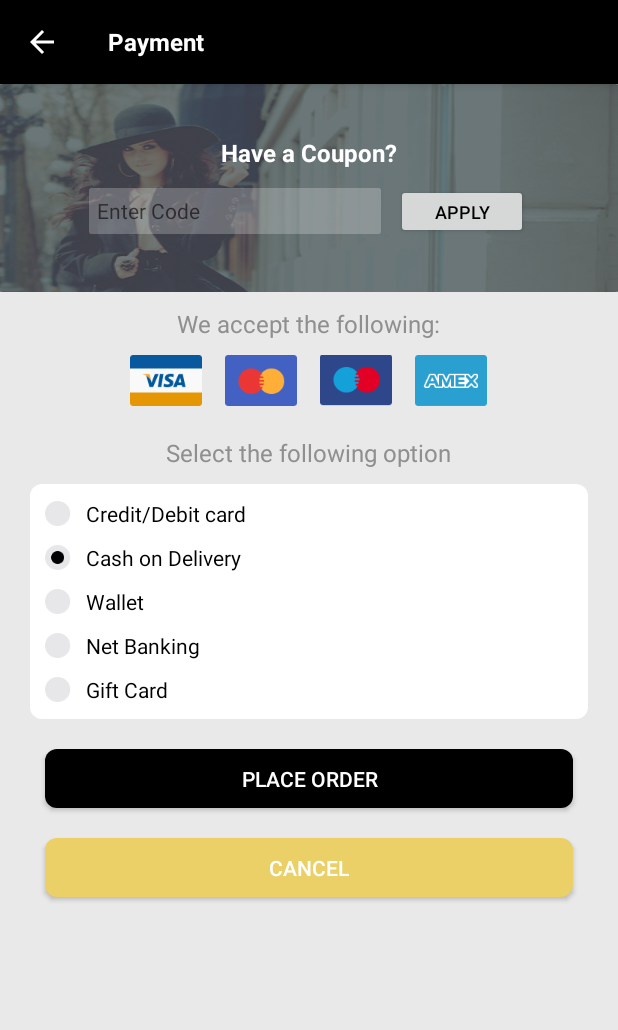
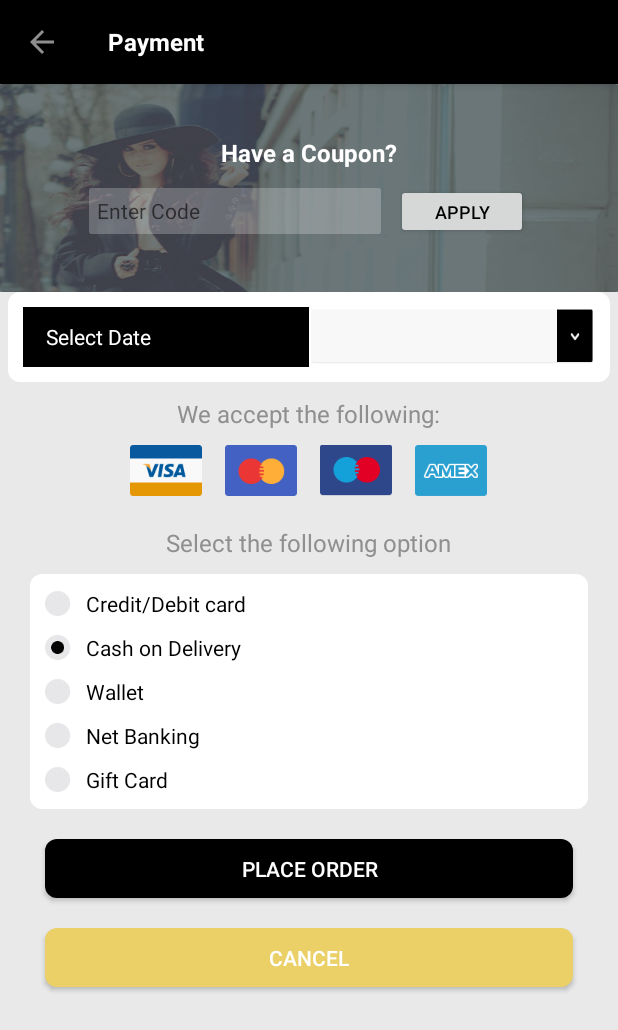
Before and after one commit to Pranav-Mtl/Luxerush, an Android app: the PaymentScreen screen opened directly, with no data from a screen before it, on a phone screen of 412 x 824 dp. Shown: the top 1030 px of the screen. Run offline under Robolectric (Android 15) with nearby library versions, the phone set to English and light mode, and no system bars.

Commit message:
17 march  2016

```diff
--- a/app/src/main/java/com/shoping/luxerush/HomeScreenOptions.java
+++ b/app/src/main/java/com/shoping/luxerush/HomeScreenOptions.java
@@ -44,6 +44,8 @@ public class HomeScreenOptions extends AppCompatActivity implements View.OnClick
     ProgressDialog progressDialog;
 
     View _itemColoured;
+
+    public int category_id;
 
     @Override
     protected void onCreate(Bundle savedInstanceState) {
@@ -185,36 +187,42 @@ public class HomeScreenOptions extends AppCompatActivity implements View.OnClick
 
         switch (v.getId()){
             case R.id.home_options_all:
+                category_id=1;
                 Intent intentAll=new Intent(getApplicationContext(),HomeSelection.class);
                 intentAll.putExtra("Category", Constant.CATEGORY_ALL);
                 intentAll.putExtra("Tag",Constant.TAG_ALL);
                 startActivity(intentAll);
                 break;
             case R.id.home_options_buy:
+                category_id=2;
                 Intent intentBuy=new Intent(getApplicationContext(),HomeSelection.class);
                 intentBuy.putExtra("Category",Constant.CATEGORY_BUY);
                 intentBuy.putExtra("Tag",Constant.TAG_BUY);
                 startActivity(intentBuy);
                 break;
             case R.id.home_options_preloved:
+                category_id=3;
                 Intent intentLoved=new Intent(getApplicationContext(),HomeSelection.class);
                 intentLoved.putExtra("Category",Constant.CATEGORY_BUY);
                 intentLoved.putExtra("Tag", Constant.TAG_PRELOVED);
                 startActivity(intentLoved);
                 break;
             case R.id.home_options_new:
+                category_id=4;
                 Intent intentNew=new Intent(getApplicationContext(),HomeSelection.class);
                 intentNew.putExtra("Category",Constant.CATEGORY_BUY);
                 intentNew.putExtra("Tag", Constant.TAG_NEW);
                 startActivity(intentNew);
                 break;
             case R.id.home_options_rent:
+                category_id=5;
                 Intent intentRent=new Intent(getApplicationContext(),HomeSelection.class);
                 intentRent.putExtra("Category",Constant.CATEGORY_RENT);
                 intentRent.putExtra("Tag",Constant.TAG_RENT);
                 startActivity(intentRent);
                 break;
             case R.id.home_options_subscription:
+                category_id=6;
                 if(userID==null) {
                     startActivity(new Intent(getApplicationContext(),Login.class));
                     Toast.makeText(getApplicationContext(),"Please Login First",Toast.LENGTH_SHORT).show();
@@ -235,6 +243,7 @@ public class HomeScreenOptions extends AppCompatActivity implements View.OnClick
                 }
                 break;
             case R.id.home_options_alacarte:
+                category_id=7;
                 Intent intentCarte=new Intent(getApplicationContext(),HomeSelection.class);
                 intentCarte.putExtra("Category",Constant.CATEGORY_RENT);
                 intentCarte.putExtra("Tag", Constant.TAG_ALA_CARTE);
--- a/app/src/main/java/com/shoping/luxerush/PaymentScreen.java
+++ b/app/src/main/java/com/shoping/luxerush/PaymentScreen.java
@@ -10,8 +10,11 @@ import android.view.MenuItem;
 import android.view.View;
 import android.widget.Button;
 import android.widget.EditText;
+import android.widget.LinearLayout;
 import android.widget.RadioButton;
 import android.widget.RadioGroup;
+import android.widget.Spinner;
+import android.widget.TextView;
 import android.widget.Toast;
 
 import com.shoping.BE.CheckOutBE;
@@ -41,6 +44,12 @@ public class PaymentScreen extends AppCompatActivity implements View.OnClickList
 
     RadioGroup rbPaymentType;
 
+    LinearLayout llRent;
+    TextView tvDate;
+    Spinner spnSlot;
+
+
+
 
     @Override
     protected void onCreate(Bundle savedInstanceState) {
@@ -56,7 +65,11 @@ public class PaymentScreen extends AppCompatActivity implements View.OnClickList
         btnPlaceOrder= (Button) findViewById(R.id.payment_place_order);
         btnCancelOrder= (Button) findViewById(R.id.payment_cancel_order);
         rbPaymentType= (RadioGroup) findViewById(R.id.radio_group_payment);
+        llRent= (LinearLayout) findViewById(R.id.layout_rent_date);
+        tvDate= (TextView) findViewById(R.id.rent_date);
+        spnSlot= (Spinner) findViewById(R.id.rent_slot);
 
+        tvDate.setOnClickListener(this);
         btnApplyCode.setOnClickListener(this);
         btnCancelOrder.setOnClickListener(this);
         btnPlaceOrder.setOnClickListener(this);
@@ -122,6 +135,8 @@ public class PaymentScreen extends AppCompatActivity implements View.OnClickList
                     new CheckoutPayment().execute(userID, promoID, promoCode,paymentType);
                 }
 
+                break;
+            case R.id.rent_date:
                 break;
         }
     }
--- a/app/src/main/res/layout/activity_payment_screen.xml
+++ b/app/src/main/res/layout/activity_payment_screen.xml
@@ -11,8 +11,6 @@
         android:id="@+id/toolbar"
         android:layout_width="match_parent"
         android:layout_height="wrap_content"
-        android:layout_alignParentTop="true"
-        app:theme="@style/Toolbar_Theme"
         android:elevation="4dp"
 
         android:background="@color/colorPrimary"
@@ -99,6 +97,42 @@
                     />
             </LinearLayout>
         </LinearLayout>
+
+        <LinearLayout
+            android:id="@+id/layout_rent_date"
+            android:layout_width="match_parent"
+            android:layout_height="wrap_content"
+            android:background="@drawable/white_bg_shape"
+            android:padding="10dp"
+            android:layout_marginLeft="5dp"
+            android:layout_marginRight="5dp"
+            android:orientation="horizontal"
+            android:weightSum="2"
+            android:gravity="center"
+            >
+            <TextView
+                android:id="@+id/rent_date"
+                android:layout_width="0dp"
+                android:layout_weight="1"
+                android:layout_height="40dp"
+                android:background="@color/textColorBlack"
+                android:textColor="@color/white"
+                android:text="Select Date"
+                android:minHeight="40dp"
+                android:gravity="center_vertical"
+                android:paddingLeft="15dp"
+
+                />
+
+            <Spinner
+                android:id="@+id/rent_slot"
+                android:layout_width="0dp"
+                android:layout_weight="1"
+                android:layout_height="40dp"
+                android:background="@drawable/ic_spinner_bg"
+
+                ></Spinner>
+            </LinearLayout>
 
         <TextView
             android:layout_width="wrap_content"
```
Also changed, not shown: 6 other files.
